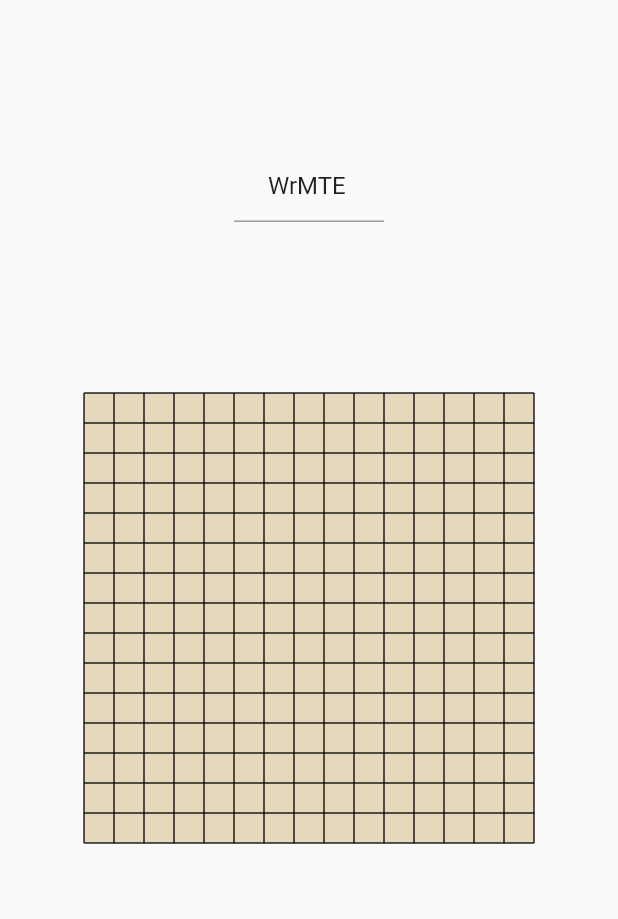
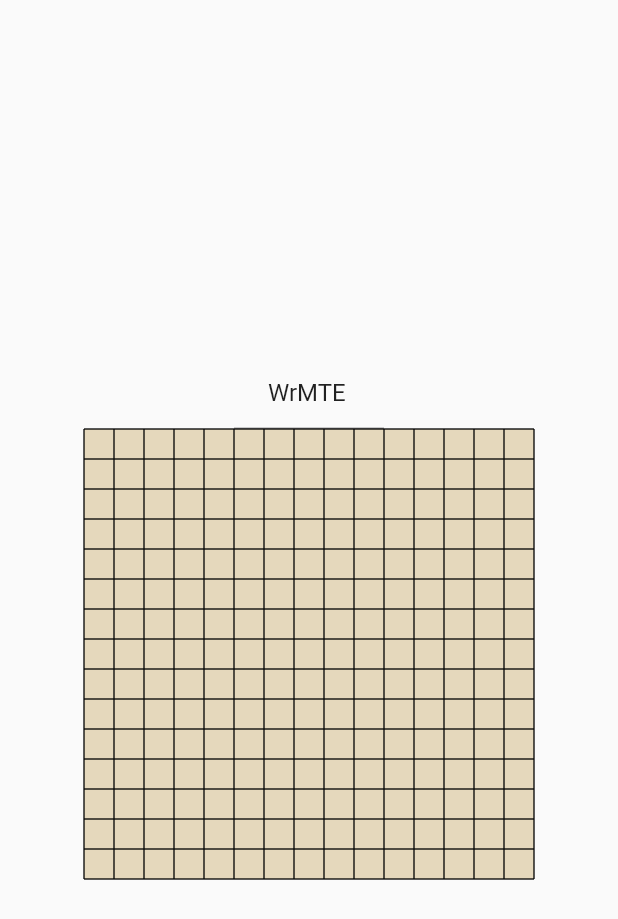
Before and after one commit to easylive1989/LittleFlowerApp, a Flutter app: the screen it shows after launch, on a phone screen of 412 x 824 dp. Shown: the top 919 px of the screen. Run offline on Flutter 3.47's test engine with Material 2 defaults, Android fonts, the phone set to English and light mode, and no system bars; our stand-ins replace firebase_core, firebase_database, random_string, shared_preferences; accounts and stored records are empty.

Commit message:
add preference api for saving ki board

```diff
--- /dev/null
+++ b/lib/IKiBoardRepository.dart
@@ -0,0 +1,6 @@
+import 'package:little_flower_app/ki_board.dart';
+
+class IKiBoardRepository {
+  void saveKiBoard(String boardId, KiBoard kiBoard) {}
+  Future<KiBoard> getKiBoard(String boardId) async {}
+}
--- a/lib/ki_board_manager.dart
+++ b/lib/ki_board_manager.dart
@@ -1,25 +1,38 @@
 import 'package:flutter/material.dart';
+import 'package:little_flower_app/IKiBoardRepository.dart';
 import 'package:little_flower_app/ki_board.dart';
 import 'package:random_string/random_string.dart';
 
 class KiBoardManager extends ChangeNotifier {
   KiBoard _current;
+
   KiBoard get current => _current;
 
   String _boardId;
+
   String get boardId => _boardId;
 
-  KiBoardManager() {
-    updateKiBoard(getBoardId(), KiBoard());
+  IKiBoardRepository _kiBoardRepository;
+
+  KiBoardManager(IKiBoardRepository kiBoardRepository) {
+    _kiBoardRepository = kiBoardRepository;
+    resetKiBoard();
   }
 
-  void updateKiBoard(String boardId, KiBoard kiBoard) {
-    _boardId = boardId;
+  void resetKiBoard() {
+    _boardId = getBoardId();
+    _updateKiBoard(KiBoard());
+    notify();
+  }
+
+  void _updateKiBoard(KiBoard kiBoard) {
     _current?.removeListener(notify);
-    _current = kiBoard..addListener(notify);
+    _current = kiBoard;
+    _current.addListener(notify);
   }
 
   void notify() {
+    _kiBoardRepository.saveKiBoard(boardId, _current);
     notifyListeners();
   }
 
--- a/lib/ki_board_widget.dart
+++ b/lib/ki_board_widget.dart
@@ -4,28 +4,27 @@ import 'package:flutter/material.dart';
 import 'package:little_flower_app/ki_board.dart';
 import 'package:little_flower_app/ki_board_manager.dart';
 import 'package:little_flower_app/ki_board_painter.dart';
-import 'package:little_flower_app/ki_boards_database_api.dart';
 import 'package:provider/provider.dart';
 
 class KiBoardWidget extends StatelessWidget {
-  final KiBoardsDatabaseApi kiBoardsDatabaseApi;
-
-  KiBoardWidget({this.kiBoardsDatabaseApi});
+  KiBoardWidget();
 
   @override
   Widget build(BuildContext context) {
     return Consumer<KiBoardManager>(builder: (context, model, child) {
-      return Stack(
-        alignment: Alignment.center,
+      return Column(
+        crossAxisAlignment: CrossAxisAlignment.center,
+        mainAxisAlignment: MainAxisAlignment.center,
         children: [
-          Positioned(
-            top: 100,
-            child: Container(
+          Container(
             width: 100,
             child: TextFormField(
+              key: ValueKey("boardIdText"),
               textAlign: TextAlign.center,
               initialValue: model.boardId,
-              ),
+              onEditingComplete: () =>
+                  Provider.of<KiBoardManager>(context, listen: false)
+                      .resetKiBoard(),
             ),
           ),
           Center(
@@ -40,14 +39,11 @@ class KiBoardWidget extends StatelessWidget {
                   Provider.of<KiBoardManager>(context, listen: false)
                       .current
                       .addKi(Point(x, y));
-                  kiBoardsDatabaseApi?.update(model.boardId, model.current);
                 },
               ),
             ),
           ),
-          Positioned(
-            bottom: 100,
-            child: Container(
+          Container(
             child: Visibility(
               visible: model.current.isGameOver,
               child: Column(
@@ -62,8 +58,7 @@ class KiBoardWidget extends StatelessWidget {
                   TextButton(
                     onPressed: () =>
                         Provider.of<KiBoardManager>(context, listen: false)
-                              .current
-                              .cleanUp(),
+                            .resetKiBoard(),
                     child: Container(
                       padding: EdgeInsets.symmetric(
                         vertical: 5.0,
@@ -79,7 +74,6 @@ class KiBoardWidget extends StatelessWidget {
                 ],
               ),
             ),
-            ),
           )
         ],
       );
--- a/lib/main.dart
+++ b/lib/main.dart
@@ -2,7 +2,7 @@ import 'package:firebase_core/firebase_core.dart';
 import 'package:flutter/material.dart';
 import 'package:little_flower_app/ki_board_manager.dart';
 import 'package:little_flower_app/ki_board_widget.dart';
-import 'package:little_flower_app/ki_boards_database_api.dart';
+import 'package:little_flower_app/preference_api.dart';
 import 'package:provider/provider.dart';
 
 void main() async {
@@ -21,10 +21,8 @@ class MyApp extends StatelessWidget {
       ),
       home: Scaffold(
         body: ChangeNotifierProvider(
-          create: (context) => KiBoardManager(),
-          child: KiBoardWidget(
-            kiBoardsDatabaseApi: KiBoardsDatabaseApi(),
-          ),
+          create: (context) => KiBoardManager(PreferenceApi()),
+          child: KiBoardWidget(),
         ),
       ),
     );
--- a/pubspec.yaml
+++ b/pubspec.yaml
@@ -32,6 +32,7 @@ dependencies:
   firebase_database: ^6.1.0
   firebase_core: ^1.0.0
   random_string: ^2.1.0
+  shared_preferences: ^2.0.5
 
 dev_dependencies:
   flutter_test:
```
Also changed, not shown: lib/ki_boards_database_api.dart (+11 -3 lines), lib/preference_api.dart (added, +21 -0 lines), 3 other files. Lines whose indentation alone changed are shown as unchanged.
